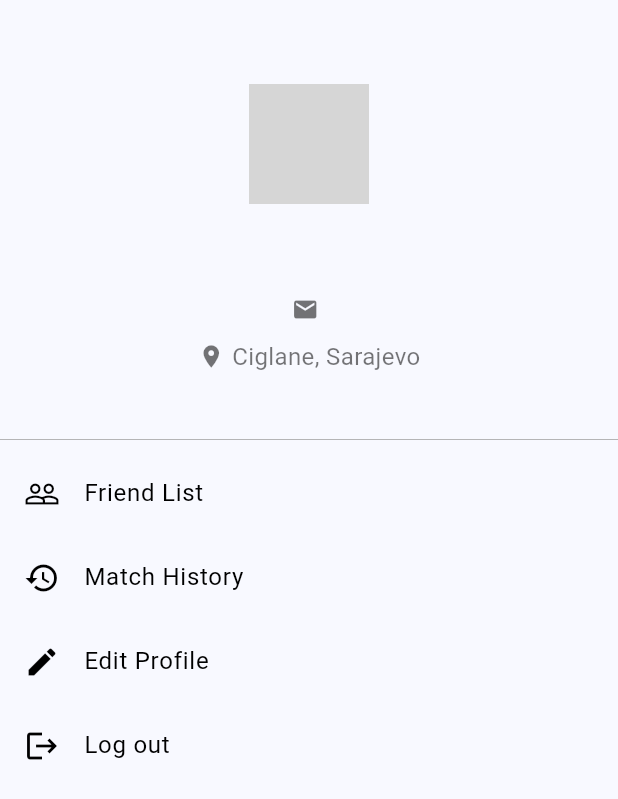
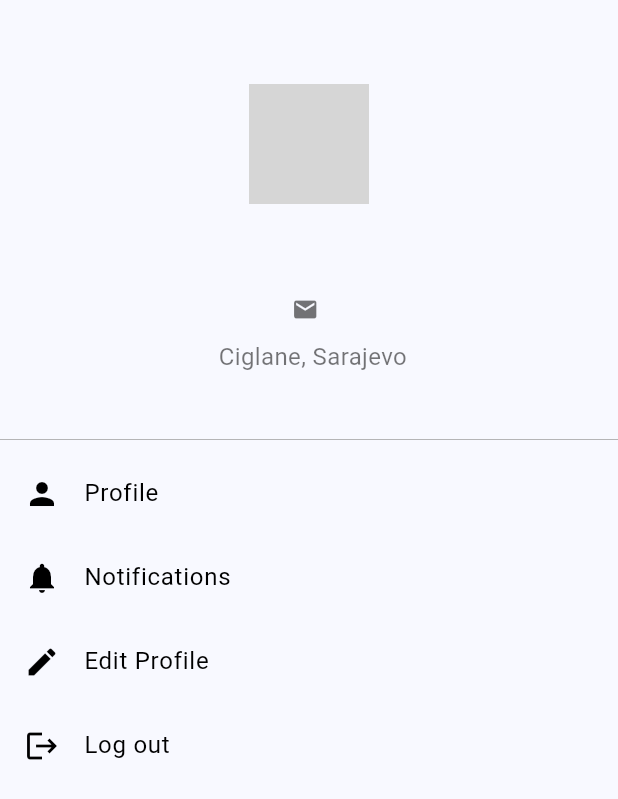
Before and after one commit to Cenga387/graduation_project, a Flutter app: the ProfilePage screen opened directly, on a phone screen of 412 x 824 dp. Shown: the top 799 px of the screen. Run offline on Flutter 3.47's test engine with Material 3 defaults, Android fonts, the light colour scheme and no system bars; our stand-ins replace supabase_flutter; accounts and stored records are empty; grey boxes are pictures that could not be loaded.

Commit message:
Made changes in the profile screen

```diff
--- a/lib/screens/profile.dart
+++ b/lib/screens/profile.dart
@@ -20,7 +20,6 @@ class ProfilePage extends StatelessWidget {
       return null;
     }
 
-    // `response` now directly contains the data or error
     if (response is Map<String, dynamic>) {
       return response['username'] as String?;
     } else {
@@ -43,13 +42,11 @@ class ProfilePage extends StatelessWidget {
       body: Column(
         children: [
           const SizedBox(height: 40),
-          // Profile Info Section
           Container(
             padding:
                 const EdgeInsets.symmetric(vertical: 16.0, horizontal: 16.0),
             child: Column(
               children: [
-                // Profile Picture and Name
                 const CircleAvatar(
                   radius: 40,
                   backgroundImage: AssetImage('assets/oliver.jpg'),
@@ -89,7 +86,6 @@ class ProfilePage extends StatelessWidget {
                   },
                 ),
                 const SizedBox(height: 20),
-                // Email and Location
                 Row(
                   mainAxisAlignment: MainAxisAlignment.center,
                   children: [
@@ -107,7 +103,6 @@ class ProfilePage extends StatelessWidget {
                 const Row(
                   mainAxisAlignment: MainAxisAlignment.center,
                   children: [
-                    Icon(Icons.location_on, size: 18, color: Colors.black54),
                     SizedBox(width: 5),
                     Text(
                       'Ciglane, Sarajevo',
@@ -120,31 +115,23 @@ class ProfilePage extends StatelessWidget {
             ),
           ),
           const Divider(thickness: 0.5, color: Colors.grey),
-
-          // Options Section
           Expanded(
             child: ListView(
               children: [
                 _buildProfileOption(
-                  icon: Icons.people_outline,
-                  text: 'Friend List',
-                  onTap: () {
-                    // Navigate to Friend List screen
-                  },
+                  icon: Icons.person,
+                  text: 'Profile',
+                  onTap: () {},
                 ),
                 _buildProfileOption(
-                  icon: Icons.history,
-                  text: 'Match History',
-                  onTap: () {
-                    // Navigate to Match History screen
-                  },
+                  icon: Icons.notifications,
+                  text: 'Notifications',
+                  onTap: () {},
                 ),
                 _buildProfileOption(
                   icon: Icons.edit,
                   text: 'Edit Profile',
-                  onTap: () {
-                    // Navigate to Edit Profile screen
-                  },
+                  onTap: () {},
                 ),
                 _buildProfileOption(
                   icon: Icons.logout,
@@ -161,7 +148,6 @@ class ProfilePage extends StatelessWidget {
     );
   }
 
-  // Helper method to build each option in the profile screen
   Widget _buildProfileOption({
     required IconData icon,
     required String text,
```
